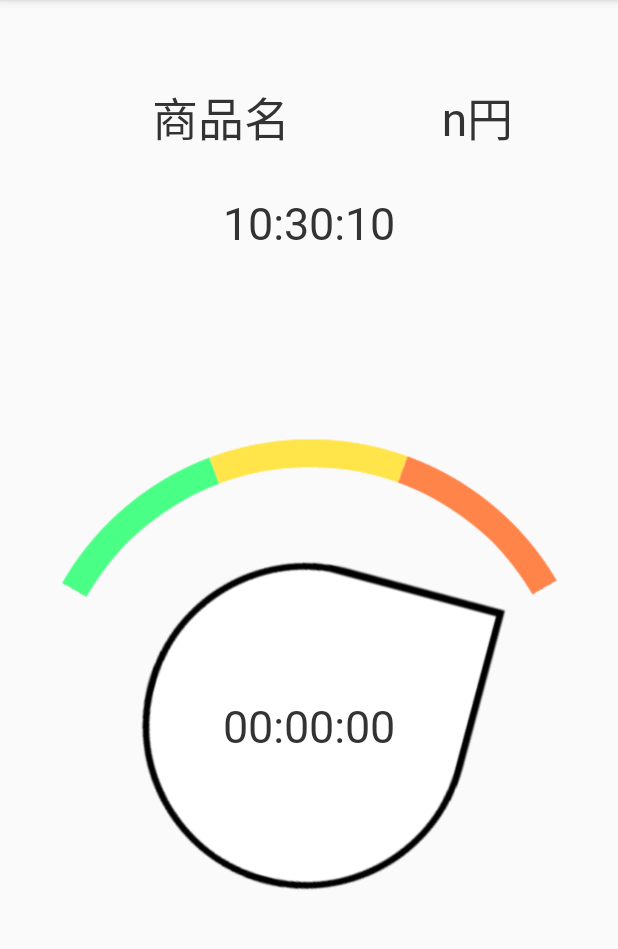
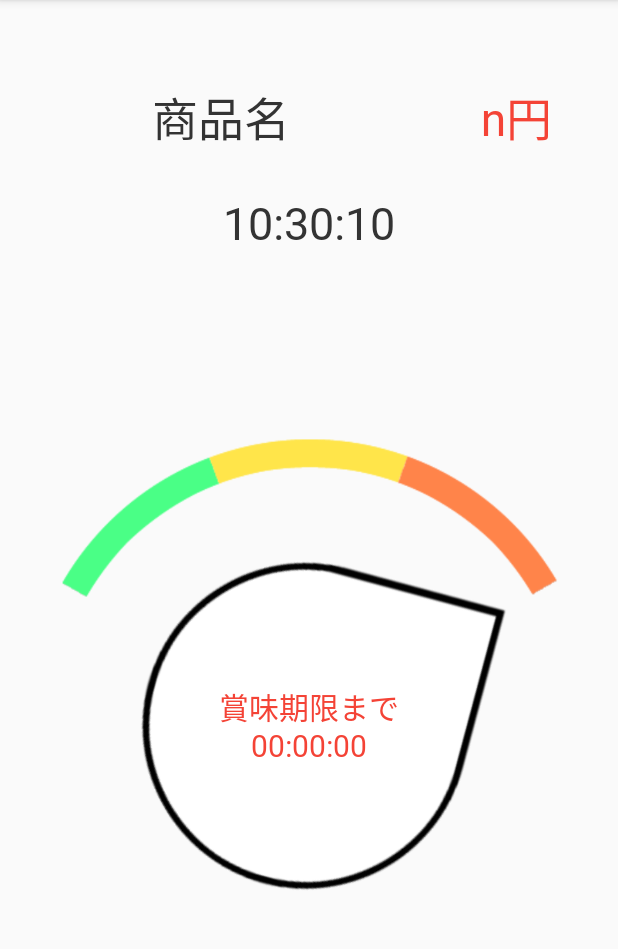
Before and after one commit to LeftFoot19/SoldOut, an Android app: the FoodViewer screen opened directly, with no data from a screen before it, on a phone screen of 412 x 824 dp, the part 84-1033 px from its top. Run offline under Robolectric (Android 15) with nearby library versions, the phone set to English and light mode, and no system bars; 4 statements that could not run were skipped.

Commit message:
メーターの動作処理を実装

```diff
--- a/app/src/main/java/com/example/soldout/activity/FoodViewer.java
+++ b/app/src/main/java/com/example/soldout/activity/FoodViewer.java
@@ -3,16 +3,21 @@ package com.example.soldout.activity;
 import androidx.appcompat.app.AppCompatActivity;
 
 import android.content.Intent;
+import android.graphics.Color;
 import android.os.Bundle;
+import android.os.Handler;
+import android.telephony.CellIdentity;
+import android.util.Log;
+import android.widget.ImageView;
 import android.widget.TextView;
 
 import com.example.soldout.R;
 
 import java.text.DateFormat;
 import java.text.SimpleDateFormat;
-import java.time.LocalDateTime;
 import java.util.Calendar;
 import java.util.Date;
+import java.util.TimeZone;
 import java.util.Timer;
 import java.util.TimerTask;
 
@@ -20,15 +25,51 @@ import leftfoot.FoodData;
 
 public class FoodViewer extends AppCompatActivity {
 
+    //
+    private Handler handler;
+
+    //コントロール
     private FoodData foodData;
     private TextView productNameText;
     private TextView currentPriceText;
     private TextView timeText;
+    private ImageView meterImageView;
+    private TextView remainTimeTextView;
+
+    //定数
+    private final float startAngle = -60.0f;
+    private final float endAngle = 60.0f;
+    private Calendar discount0Time; //一回目の割引時間
+    private Calendar discount1Time; //二回目の割引時間
+    private Calendar minDate;
+    private Calendar maxDate;
 
     @Override
     protected void onCreate(Bundle savedInstanceState) {
         super.onCreate(savedInstanceState);
         setContentView(R.layout.activity_food_viewer);
+
+        //インスタンス割当
+        this.handler = new Handler();
+
+        //定数設定
+        //インスタンス割当
+        this.discount0Time = Calendar.getInstance();
+        this.discount1Time = Calendar.getInstance();
+        this.minDate = Calendar.getInstance();
+        this.maxDate = Calendar.getInstance();
+        long zeroDate;
+        try {
+            //時間設定
+            SimpleDateFormat simpleDateFormat = new SimpleDateFormat("yyyy/MM/dd HH:mm:ss");
+            zeroDate = simpleDateFormat.parse("1970/01/01 00:00:00").getTime();
+            this.discount0Time.setTimeInMillis(simpleDateFormat.parse("1970/01/01 06:00:00").getTime() - zeroDate);
+            this.discount1Time.setTimeInMillis(simpleDateFormat.parse("1970/01/01 03:00:00").getTime() - zeroDate);
+            this.minDate.setTimeInMillis(simpleDateFormat.parse("1970/01/01 00:00:00").getTime() - zeroDate);
+            this.maxDate.setTimeInMillis(simpleDateFormat.parse("1970/01/01 09:00:00").getTime() - zeroDate);
+        }catch (Exception e) {
+            e.printStackTrace();
+        }
 
         //メンバー取得
         this.loadMember();
@@ -43,9 +84,24 @@ public class FoodViewer extends AppCompatActivity {
 
         //タイマー
         Timer timer = new Timer();
-        timer.scheduleAtFixedRate(new FoodViewerTimerTask(this), 0, 1000);
+        /*
+        Androidのアクティビティ操作はシングルスレッドであり、他スレッドから操作すると例外を返す
+        Handlerでアクティビティのスレッドへ処理を送信(キューイング)することで他スレッドからアクティビティを操作することができる
+         */
+        timer.schedule(new TimerTask() {
+            @Override
+            public void run() {
+                //アクティビティスレッドへ処理を送信
+                handler.post(new Runnable() {
+                    @Override
+                    public void run() {
+                        timeUpdate();
+                    }
+                });
+            }
+        }, 0, 1000);
 
-        this.refleshData();
+        this.dataUpdate();
 
     }
 
@@ -55,33 +111,110 @@ public class FoodViewer extends AppCompatActivity {
         this.productNameText = this.findViewById(R.id.productNameText);
         this.currentPriceText = this.findViewById(R.id.currentPriceText);
         this.timeText = this.findViewById(R.id.timeText);
+        this.meterImageView = this.findViewById(R.id.meterImageView);
+        this.remainTimeTextView = this.findViewById(R.id.remainTimeTextView);
 
     }
 
-    public void refleshData(){
+    public void dataUpdate(){
         if(this.foodData != null){
 
             this.productNameText.setText(this.foodData.productName);
             this.currentPriceText.setText(this.foodData.iniPrice + "円");
 
-            this.timeReflesh();
+            this.timeUpdate();
 
         }
     }
 
-    public void timeReflesh(){
+    public void timeUpdate(){
 
-        DateFormat df = new SimpleDateFormat("HH:mm:ss");
-        final Date date = new Date(System.currentTimeMillis());
+        /*現在時刻表示*/{
+            DateFormat df = new SimpleDateFormat("HH:mm:ss");
+            final Date date = new Date(System.currentTimeMillis());
 
-        //カレンダー取得
-        Calendar calendar = Calendar.getInstance();
+            //textView反映
+            this.timeText.setText(df.format(date));
+        }
 
-        //文字組み立て
-        String timeStr = String.format("%d:%d:%d", calendar.HOUR, calendar.MINUTE, calendar.SECOND);
+        /*メータ計算*/{
 
-        //textView反映
-        this.timeText.setText(df.format(date));
+            //メータ最大時間設定(9時間)
+            long meterRange = this.maxDate.getTimeInMillis() - this.minDate.getTimeInMillis();
+
+            //割合計算
+            //残り時間
+            long remainMillis = Math.max(minDate.getTimeInMillis(), Math.min(this.foodData.bestBeforeDate.getTime() - System.currentTimeMillis(), maxDate.getTimeInMillis()));
+            //メータに占める残り時間の割合
+            float remainRatio = 1 - ((float) remainMillis / meterRange);
+            //メータ角度の計算(線形補間)
+            float angle = this.startAngle + (this.endAngle - this.startAngle) * remainRatio;
+
+            //角度設定
+            this.meterImageView.setRotation(angle);
+
+        }
+
+        /*現在価格計算*/ {
+
+            long zeroTime = 0;{
+                SimpleDateFormat fullDateFormat = new SimpleDateFormat("yyyy/MM/dd HH:mm:ss");
+                try {
+                    zeroTime = fullDateFormat.parse("1970/01/01 00:00:00").getTime();
+                }catch (Exception e){
+                    e.printStackTrace();
+                }
+            }
+
+            //残り時間
+            long remainMillis = Math.max(minDate.getTimeInMillis(), Math.min(this.foodData.bestBeforeDate.getTime() - System.currentTimeMillis(), maxDate.getTimeInMillis()));
+            remainMillis = this.foodData.bestBeforeDate.getTime() - System.currentTimeMillis();
+
+            //割引なし
+            if(0 < (remainMillis - this.discount0Time.getTimeInMillis())){
+
+                //価格表示
+                this.currentPriceText.setText(this.foodData.iniPrice + "円");
+                this.currentPriceText.setTextColor(this.getResources().getColor(R.color.colorNoDiscount));
+
+                //次の割引までの時間
+                Calendar remainToDiscount = Calendar.getInstance();
+                remainToDiscount.setTimeInMillis((remainMillis - this.discount0Time.getTimeInMillis()) + zeroTime);
+                SimpleDateFormat timeFormat = new SimpleDateFormat("HH:mm:ss");
+                this.remainTimeTextView.setText(String.format("%s\n%s", this.getResources().getText(R.string.remainHeaderNoDiscount), timeFormat.format(remainToDiscount.getTime())));
+                this.remainTimeTextView.setTextColor(this.getResources().getColor(R.color.colorNoDiscount));
+
+            //一回割引
+            } else if(0 < (remainMillis - this.discount1Time.getTimeInMillis())){
+
+                //価格表示
+                this.currentPriceText.setText(this.foodData.discountPrice1 + "円");
+                this.currentPriceText.setTextColor(this.getResources().getColor(R.color.colorOneDiscount));
+
+                //次の割引までの時間
+                Calendar remainToDiscount = Calendar.getInstance();
+                remainToDiscount.setTimeInMillis((remainMillis - this.discount1Time.getTimeInMillis()) + zeroTime);
+                SimpleDateFormat timeFormat = new SimpleDateFormat("HH:mm:ss");
+                this.remainTimeTextView.setText(String.format("%s\n%s", this.getResources().getText(R.string.remainHeaderOneDiscount), timeFormat.format(remainToDiscount.getTime())));
+                this.remainTimeTextView.setTextColor(this.getResources().getColor(R.color.colorOneDiscount));
+
+            //二回割引
+            } else {
+
+                //価格表示
+                this.currentPriceText.setText(this.foodData.discountPrice2 + "円");
+                this.currentPriceText.setTextColor(this.getResources().getColor(R.color.colorTwoDiscount));
+
+                //賞味期限までの時間
+                Calendar remainToDiscount = Calendar.getInstance();
+                remainToDiscount.setTimeInMillis(remainMillis + zeroTime);
+                SimpleDateFormat timeFormat = new SimpleDateFormat("HH:mm:ss");
+                this.remainTimeTextView.setText(String.format("%s\n%s", this.getResources().getText(R.string.remainHeaderTwoDiscount), timeFormat.format(remainToDiscount.getTime())));
+                this.remainTimeTextView.setTextColor(this.getResources().getColor(R.color.colorTwoDiscount));
+
+            }
+
+        }
 
     }
 
--- a/app/src/main/java/com/example/soldout/activity/FoodViewerTimerTask.java
+++ b/app/src/main/java/com/example/soldout/activity/FoodViewerTimerTask.java
@@ -16,7 +16,7 @@ public class FoodViewerTimerTask extends TimerTask {
     @Override
     public void run() {
 
-        foodViewer.timeReflesh();
+        foodViewer.timeUpdate();
 
     }
 }
--- a/app/src/main/java/com/example/soldout/activity/MainActivity.java
+++ b/app/src/main/java/com/example/soldout/activity/MainActivity.java
@@ -22,7 +22,7 @@ public class MainActivity extends AppCompatActivity {
         super.onCreate(savedInstanceState);
         setContentView(R.layout.activity_main);
 
-        TcpConnection.Open("172.18.13.85", 14200);
+        TcpConnection.Open("192.168.3.64", 14200);
 
     }
 
--- a/app/src/main/res/layout/activity_food_viewer.xml
+++ b/app/src/main/res/layout/activity_food_viewer.xml
@@ -26,7 +26,7 @@
 
         <TextView
             android:id="@+id/productNameText"
-            android:layout_width="224dp"
+            android:layout_width="276dp"
             android:layout_height="wrap_content"
             android:fontFamily="@font/meiryo"
             android:text="商品名"
@@ -89,14 +89,15 @@
             app:srcCompat="@drawable/scale" />
 
         <TextView
-            android:id="@+id/textView4"
+            android:id="@+id/remainTimeTextView"
             android:layout_width="wrap_content"
             android:layout_height="wrap_content"
             android:layout_gravity="center_horizontal|center_vertical"
             android:fontFamily="@font/meiryo"
-            android:text="00:00:00"
+            android:text="次の賞味期限まで\n00:00:00"
+            android:textAlignment="center"
             android:textColor="@color/colorTextBlack"
-            android:textSize="30sp" />
+            android:textSize="20sp" />
     </FrameLayout>
 
 </LinearLayout>
--- a/app/src/main/res/values/colors.xml
+++ b/app/src/main/res/values/colors.xml
@@ -4,4 +4,7 @@
     <color name="colorPrimaryDark">#00574B</color>
     <color name="colorAccent">#D81B60</color>
     <color name="colorTextBlack">#333333</color>
+    <color name="colorNoDiscount">#46FA46</color>
+    <color name="colorOneDiscount">#EEAE0C</color>
+    <color name="colorTwoDiscount">#F44336</color>
 </resources>
--- a/app/src/main/res/values/strings.xml
+++ b/app/src/main/res/values/strings.xml
@@ -1,3 +1,6 @@
 <resources>
     <string name="app_name">SoldOut</string>
+    <string name="remainHeaderNoDiscount">次の割引まで</string>
+    <string name="remainHeaderOneDiscount">次の割引まで</string>
+    <string name="remainHeaderTwoDiscount">賞味期限まで</string>
 </resources>
```
Also changed, not shown: 1 other file.
